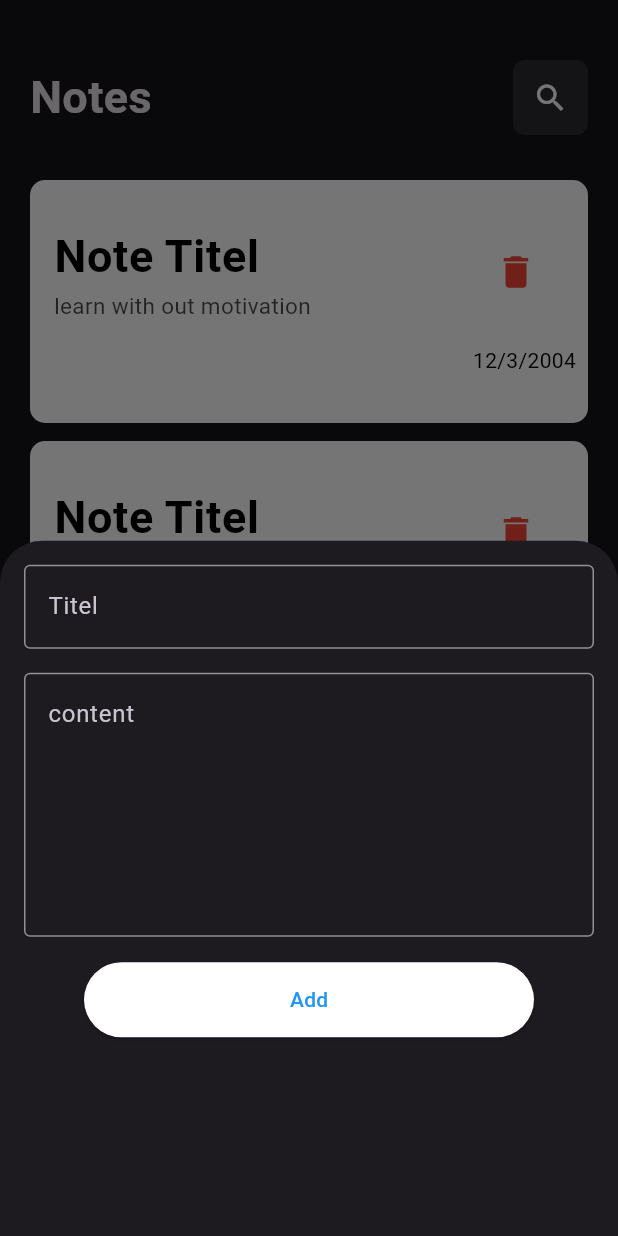
After one commit to ahmedmokhtar01/note_app, a Flutter app: the screen it shows after launch, after a tap on the "add" icon, on a phone screen of 412 x 824 dp. The commit adds this screen. Run offline on Flutter 3.47's test engine with Material 3 defaults, Android fonts, the phone set to English and light mode, and no system bars.

Commit message:
i created the modal sheet and finish it

```diff
--- a/lib/views/Custome_app_bar.dart
+++ b/lib/views/Custome_app_bar.dart
@@ -1,5 +1,4 @@
 import 'package:flutter/material.dart';
-import 'package:google_fonts/google_fonts.dart';
 import 'package:note_app/views/custome_AppBar_button.dart';
 
 class CustomAppBar extends StatelessWidget {
--- a/lib/views/Note_card_design.dart
+++ b/lib/views/Note_card_design.dart
@@ -1,7 +1,5 @@
 import 'package:flutter/material.dart';
 import 'dart:math';
-
-import 'package:google_fonts/google_fonts.dart';
 
 class NoteCardDesign extends StatelessWidget {
   const NoteCardDesign({super.key});
@@ -18,7 +16,7 @@ class NoteCardDesign extends StatelessWidget {
   @override
   Widget build(BuildContext context) {
     return Container(
-      padding: EdgeInsets.only(top: 0, bottom: 24),
+      padding: EdgeInsets.only(top: 20, bottom: 24),
       decoration: BoxDecoration(
           color: Colors.white, borderRadius: BorderRadius.circular(10)),
       child: Column(
--- /dev/null
+++ b/lib/views/custome_button.dart
@@ -0,0 +1,22 @@
+import 'package:flutter/material.dart';
+
+class CutomeButton extends StatelessWidget {
+  const CutomeButton({super.key});
+
+  @override
+  Widget build(BuildContext context) {
+    return SizedBox(
+      width: 300,
+      height: 50,
+      child: ElevatedButton(
+          onPressed: () {},
+          child: Text("Add"),
+          style: ElevatedButton.styleFrom(
+            foregroundColor: Colors.blue, // Change the button color
+            backgroundColor: Colors.white, // Change the text color
+            padding: EdgeInsets.symmetric(
+                horizontal: -19, vertical: 10), // Change the button padding
+          )),
+    );
+  }
+}
--- /dev/null
+++ b/lib/views/modal_sheet_content.dart
@@ -0,0 +1,38 @@
+import 'package:flutter/material.dart';
+import 'package:note_app/views/custome_AppBar_button.dart';
+import 'package:note_app/views/custome_button.dart';
+
+class ModalSheetContent extends StatelessWidget {
+  const ModalSheetContent({super.key});
+
+  @override
+  Widget build(BuildContext context) {
+    return Padding(
+      padding: const EdgeInsets.symmetric(horizontal: 16),
+      child: Column(
+        children: <Widget>[
+          SizedBox(
+            height: 16,
+          ),
+          TextField(
+            maxLines: 1,
+            decoration: InputDecoration(
+                hintText: "Titel", border: OutlineInputBorder()),
+          ),
+          SizedBox(
+            height: 16,
+          ),
+          TextField(
+            maxLines: 6,
+            decoration: InputDecoration(
+                hintText: "content", border: OutlineInputBorder()),
+          ),
+          SizedBox(
+            height: 17,
+          ),
+          CutomeButton()
+        ],
+      ),
+    );
+  }
+}
```
Also changed, not shown: pubspec.yaml (+2 -12 lines), pubspec.lock, 4 other files.
